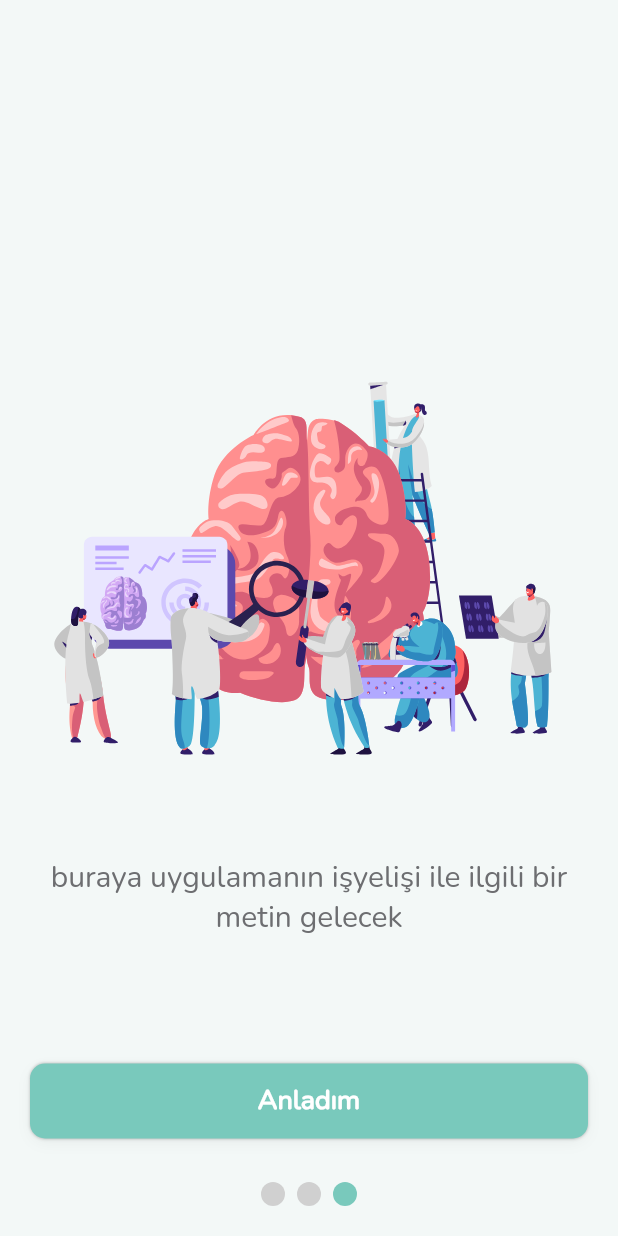
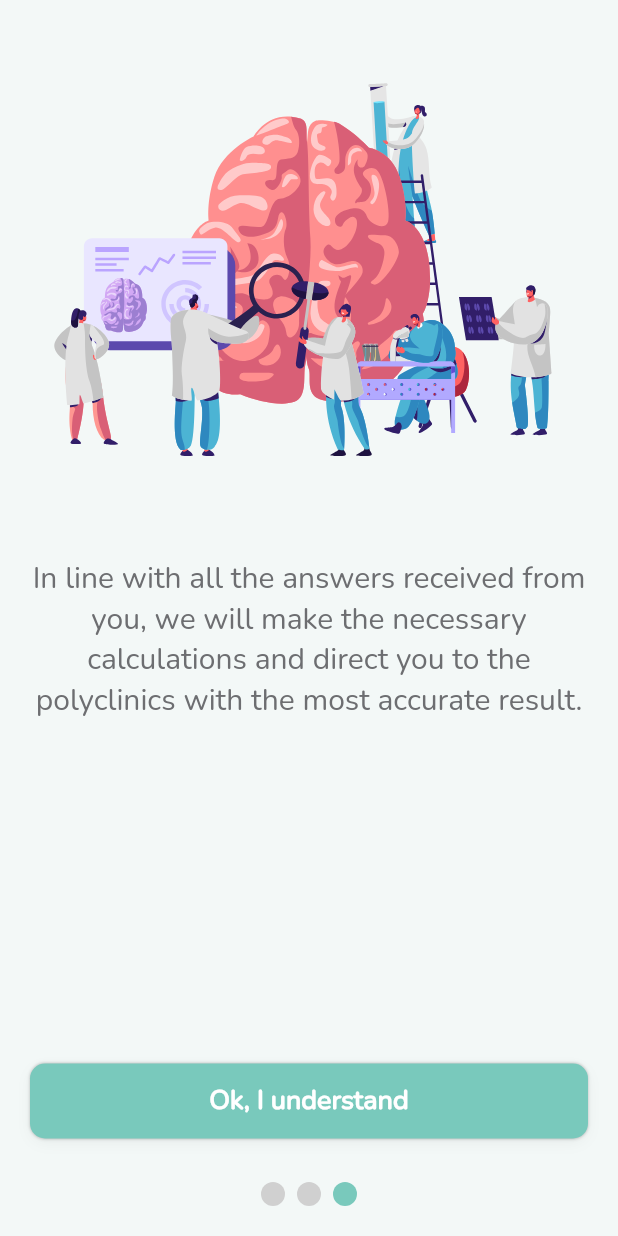
Before and after one commit to enesogulmus/sifayi_kaptim, a Flutter app: the screen it shows after launch, swiped to page 3, on a phone screen of 412 x 824 dp. Run offline on Flutter 3.47's test engine with Material 2 defaults, Android fonts, the phone set to English and light mode, and no system bars; our stand-ins replace flutter_svg, hive_flutter, lottie; accounts and stored records are empty.

Commit message:
litte changes

```diff
--- a/lib/introduction/intro.dart
+++ b/lib/introduction/intro.dart
@@ -64,7 +64,7 @@ class _IntroState extends State<Intro> {
               mainAxisAlignment: MainAxisAlignment.end,
               children: [
                 Button(
-                  text: 'Anladım',
+                  text: 'Ok, I understand',
                   color: context.accentColor(),
                   textColor: context.primaryColor(),
                   action: () {
--- a/lib/introduction/second.dart
+++ b/lib/introduction/second.dart
@@ -19,7 +19,7 @@ class Second extends StatelessWidget {
             Assets.animationsSecond,
           ),
           CustomText(
-            text: 'buraya uygulamanın işyelişi ile ilgili bir metin gelecek',
+            text: 'Please read and answer the questions carefully so that we can give you an accurate estimated diagnosis.',
             fontSize: 20,
             fontWeight: FontWeight.w400,
             textColor: context.primaryTextColor(),
--- a/lib/introduction/third.dart
+++ b/lib/introduction/third.dart
@@ -12,14 +12,14 @@ class Third extends StatelessWidget {
   Widget build(BuildContext context) {
     return WrapContainer(
       child: Column(
-        mainAxisAlignment: MainAxisAlignment.center,
+        mainAxisAlignment: MainAxisAlignment.start,
         crossAxisAlignment: CrossAxisAlignment.center,
         children: [
           Lottie.asset(
             Assets.animationsThird,
           ),
           CustomText(
-            text: 'buraya uygulamanın işyelişi ile ilgili bir metin gelecek',
+            text: 'In line with all the answers received from you, we will make the necessary calculations and direct you to the polyclinics with the most accurate result.',
             fontSize: 20,
             fontWeight: FontWeight.w400,
             textColor: context.primaryTextColor(),
--- a/lib/personal_information.dart
+++ b/lib/personal_information.dart
@@ -201,7 +201,7 @@ class _PersonalInformationState extends State<PersonalInformation> {
                     Button(
                       color: CustomColors.accentColor,
                       textColor: CustomColors.primaryColor,
-                      text: 'Neyim Var',
+                      text: 'I confirm',
                       hasBorder: false,
                       action: () {
                         pushGeneralSympthoms();
--- a/lib/questions.dart
+++ b/lib/questions.dart
@@ -186,7 +186,7 @@ class _QuestionsState extends State<Questions> {
             Button(
               color: CustomColors.accentColor,
               textColor: CustomColors.primaryColor,
-              text: 'Neyim Var',
+              text: 'I have',
               hasBorder: false,
               action: () {
                 calculationOfGeneralPosibility();
@@ -408,7 +408,8 @@ class _QuestionsState extends State<Questions> {
           backgroundColor: context.scaffoldBackGroundColor(),
           actionsPadding: EdgeInsets.zero,
           shape: RoundedRectangleBorder(
-              side: BorderSide(width: 5,color: context.scaffoldBackGroundColor()), borderRadius: CustomDecorations.borderRadiusGeometry),
+              side: BorderSide(width: 5, color: context.scaffoldBackGroundColor()),
+              borderRadius: CustomDecorations.borderRadiusGeometry),
           actions: [
             Button(
               text: 'Okay',
```
